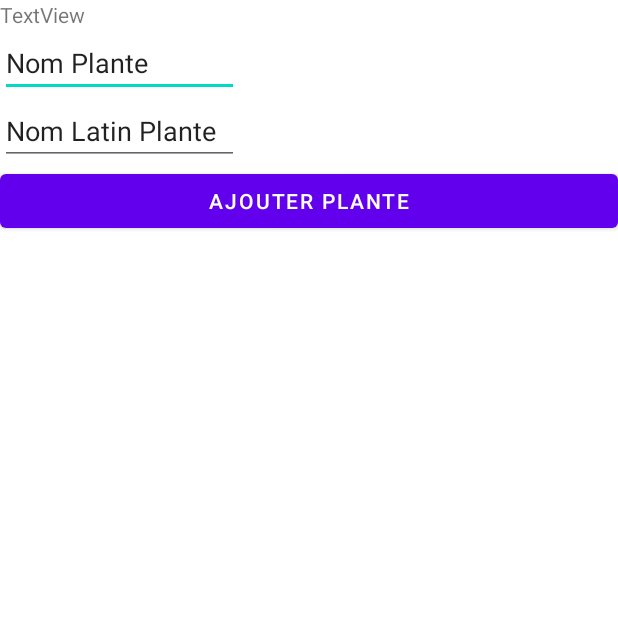
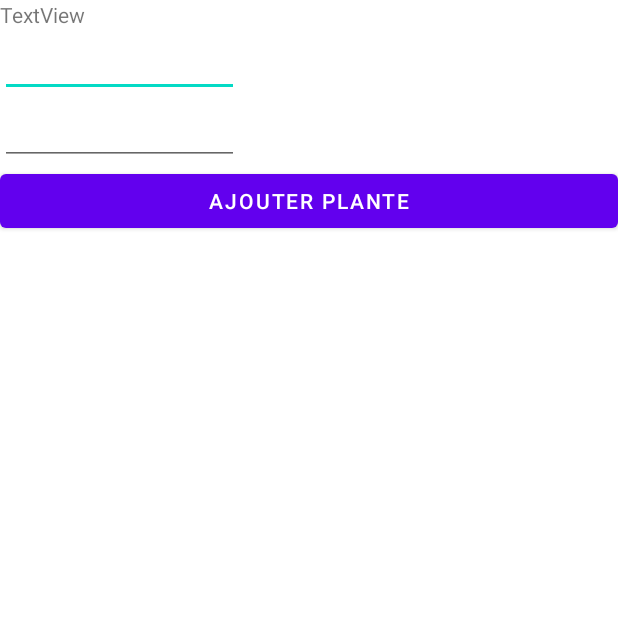
Before and after one commit to AmineMeg/AndroidAppPlants, an Android app: the AjoutPlanteActivity screen opened directly, with no data from a screen before it, on a phone screen of 412 x 824 dp, the top half of it. Run offline under Robolectric (Android 15) with nearby library versions, the light colour scheme and no system bars; our stand-ins replace navigation-ui.

Commit message:
ajout plante BDD

```diff
--- a/app/src/main/java/com/example/projetmobile2021/AjoutPlanteActivity.kt
+++ b/app/src/main/java/com/example/projetmobile2021/AjoutPlanteActivity.kt
@@ -2,8 +2,12 @@ package com.example.projetmobile2021
 
 import android.content.Intent
 import android.os.Bundle
+import android.util.Log
+import android.widget.EditText
+import android.widget.Toast
 import com.google.android.material.snackbar.Snackbar
 import androidx.appcompat.app.AppCompatActivity
+import androidx.lifecycle.ViewModelProvider
 import androidx.navigation.findNavController
 import androidx.navigation.ui.AppBarConfiguration
 import androidx.navigation.ui.navigateUp
@@ -12,12 +16,22 @@ import com.example.projetmobile2021.databinding.ActivityAjoutPlanteBinding
 
 class AjoutPlanteActivity : AppCompatActivity() {
 
+    val model by lazy { ViewModelProvider(this).get(PlanteViewModel::class.java)}
+
     override fun onCreate(savedInstanceState: Bundle?) {
         super.onCreate(savedInstanceState)
         setContentView(R.layout.activity_ajout_plante)
 
     }
 
+    fun ajoutPlante(view: android.view.View) {
+
+        var nom : EditText = findViewById(R.id.nom)
+        var nomL : EditText = findViewById(R.id.nomLatin)
+
+        model.addPlante(nom.text.toString(),nomL.text.toString())
+
+    }
 
 
 }
--- a/app/src/main/java/com/example/projetmobile2021/MyDAO.kt
+++ b/app/src/main/java/com/example/projetmobile2021/MyDAO.kt
@@ -14,5 +14,5 @@ interface MyDAO {
      fun deleteAll()
 
     @Query("Select * FROM plante_tab where id = :idPlante")
-    fun getPlante(idPlante: Int)
+    fun getPlante(idPlante: Int) :List<Plante>
 }
--- a/app/src/main/res/layout/activity_ajout_plante.xml
+++ b/app/src/main/res/layout/activity_ajout_plante.xml
@@ -18,26 +18,28 @@
             android:text="TextView" />
 
         <EditText
-            android:id="@+id/editTextTextPersonName"
+            android:id="@+id/nom"
             android:layout_width="159dp"
             android:layout_height="wrap_content"
             android:ems="10"
             android:inputType="textPersonName"
-            android:text="Nom Plante" />
+            android:text="" />
 
         <EditText
-            android:id="@+id/editTextTextPersonName2"
+            android:id="@+id/nomLatin"
             android:layout_width="159dp"
             android:layout_height="wrap_content"
             android:ems="10"
             android:inputType="textPersonName"
-            android:text="Nom Latin Plante" />
+            android:text="" />
 
         <Button
             android:id="@+id/button"
             android:layout_width="match_parent"
             android:layout_height="wrap_content"
-            android:text="Ajouter Plante" />
+            android:text="Ajouter Plante"
+            android:onClick="ajoutPlante"
+            />
 
     </LinearLayout>
 </androidx.coordinatorlayout.widget.CoordinatorLayout>
```
Also changed, not shown: app/src/main/java/com/example/projetmobile2021/PlanteViewModel.kt (+11 -1 lines).
